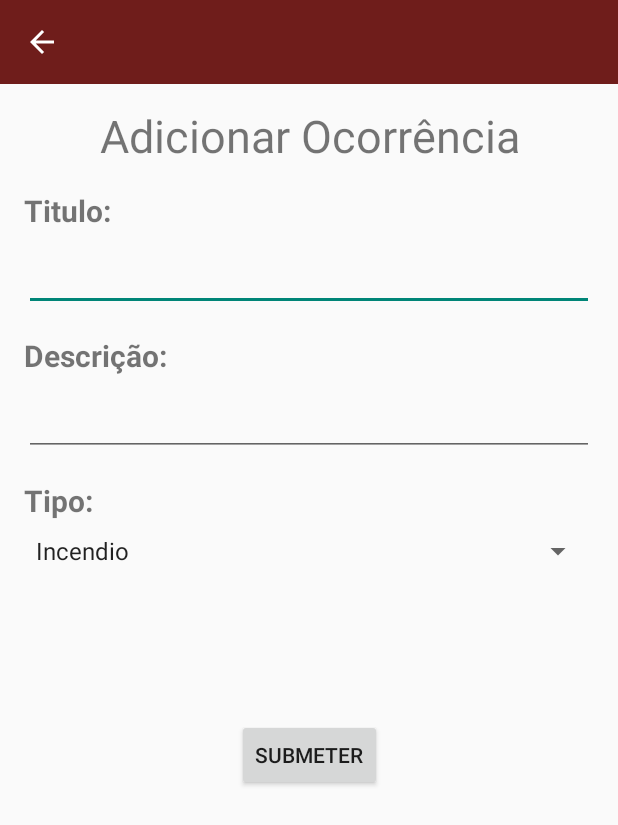
After one commit to TheBinoLaden/Projecto-CM-Fire, an Android app built with Jetpack Compose: the AddOccurrenceActivity screen opened directly, with no data from a screen before it, on a phone screen of 412 x 824 dp. The commit adds this screen. Shown: the top 825 px of the screen. Run offline under Robolectric (Android 15) with nearby library versions, the phone set to English and light mode, and no system bars.

```diff
--- a/FinalProject/app/src/main/AndroidManifest.xml
+++ b/FinalProject/app/src/main/AndroidManifest.xml
@@ -60,7 +60,7 @@
                 android:value="" />
         </activity>
         <activity
-            android:name=".activity.occurrence.OccurrenceActivity"
+            android:name=".activity.occurrence.AddOccurrenceActivity"
             android:exported="false">
             <meta-data
                 android:name="android.app.lib_name"
--- /dev/null
+++ b/FinalProject/app/src/main/java/com/example/finalproject/activity/occurrence/AddOccurrenceActivity.kt
@@ -0,0 +1,76 @@
+package com.example.finalproject.activity.occurrence
+
+import android.content.Intent
+import android.os.Bundle
+import android.util.Log
+import android.view.View
+import android.widget.*
+import androidx.appcompat.app.AppCompatActivity
+import androidx.appcompat.widget.Toolbar
+import com.example.finalproject.R
+import com.example.finalproject.activity.MainActivity
+import com.example.finalproject.utils.OccurrencesUtils
+import com.example.finalproject.weather.Model
+
+class AddOccurrenceActivity : AppCompatActivity(), AdapterView.OnItemSelectedListener {
+
+    lateinit var toolbarInfo: Toolbar
+    lateinit var submitButton: Button
+    lateinit var titleText: EditText
+    lateinit var descriptionText: EditText
+    lateinit var spinner: Spinner
+    lateinit var selectedType: String
+
+    val occurrenceTypes = listOf("Incendio", "Manutencao")
+
+    override fun onCreate(savedInstanceState: Bundle?) {
+        super.onCreate(savedInstanceState)
+        setContentView(R.layout.activity_occurrence)
+
+        titleText = findViewById(R.id.txt_title)
+        descriptionText = findViewById(R.id.txt_information)
+        // Go back button
+        toolbarInfo = findViewById(R.id.myToolBar)
+        toolbarInfo.setNavigationOnClickListener {
+            val intent = Intent(this, MainActivity::class.java)
+            intent.putExtra("username", this.intent.extras?.getString("username") ?: "")
+            startActivity(intent)
+        }
+
+        spinner = findViewById(R.id.spinner)
+        val staticAdapter = ArrayAdapter(this, android.R.layout.simple_spinner_item, occurrenceTypes)
+        staticAdapter.setDropDownViewResource(android.R.layout.simple_spinner_dropdown_item)
+        spinner.adapter = staticAdapter
+        spinner.onItemSelectedListener = this;
+
+        submitButton = findViewById(R.id.btn_submit)
+        submitButton.setOnClickListener {
+            OccurrencesUtils.addNewOccurrence(
+                    Model.Coord(6F, 6F),
+                    titleText.text.toString(),
+                    descriptionText.text.toString(),
+                    selectedType
+            )
+
+            val intent = Intent(this, MainActivity::class.java)
+            intent.putExtra("username", this.intent.extras?.getString("username") ?: "")
+            startActivity(intent)
+        }
+    }
+
+    override fun onBackPressed() {
+        val intent = Intent(this, MainActivity::class.java)
+        intent.putExtra("username", this.intent.extras?.getString("username") ?: "")
+        startActivity(intent)
+    }
+
+    override fun onItemSelected(parent: AdapterView<*>?, v: View?, position: Int, id: Long) {
+        when (position) {
+            0 -> {selectedType = occurrenceTypes[position]}
+            1 -> {selectedType = occurrenceTypes[position]}
+        }
+    }
+
+    override fun onNothingSelected(parent: AdapterView<*>?) {
+    }
+}
--- a/FinalProject/app/src/main/res/layout/activity_occurrence.xml
+++ b/FinalProject/app/src/main/res/layout/activity_occurrence.xml
@@ -1,16 +1,16 @@
 <?xml version="1.0" encoding="utf-8"?>
-<androidx.drawerlayout.widget.DrawerLayout
-    xmlns:android="http://schemas.android.com/apk/res/android"
+<androidx.drawerlayout.widget.DrawerLayout xmlns:android="http://schemas.android.com/apk/res/android"
     xmlns:app="http://schemas.android.com/apk/res-auto"
     xmlns:tools="http://schemas.android.com/tools"
     android:layout_width="match_parent"
     android:layout_height="match_parent"
-    tools:context=".activity.occurrence.OccurrenceActivity">
+    tools:context=".activity.occurrence.AddOccurrenceActivity">
 
     <RelativeLayout
         android:layout_width="match_parent"
         android:layout_height="match_parent">
-        <include layout="@layout/toolbar_button_back"/>
+
+        <include layout="@layout/toolbar_button_back" />
     </RelativeLayout>
 
     <androidx.constraintlayout.widget.ConstraintLayout
@@ -84,11 +84,22 @@
             android:layout_height="wrap_content"
             android:layout_marginStart="16dp"
             android:layout_marginTop="16dp"
-            android:text="Fotografias:"
+            android:text="Tipo:"
             android:textSize="20dp"
             android:textStyle="bold"
             app:layout_constraintStart_toStartOf="parent"
             app:layout_constraintTop_toBottomOf="@+id/txt_information" />
+
+        <Spinner
+            android:id="@+id/spinner"
+            android:layout_width="fill_parent"
+            android:layout_height="wrap_content"
+            android:layout_marginStart="16dp"
+            android:layout_marginTop="8dp"
+            android:layout_marginEnd="16dp"
+            app:layout_constraintTop_toBottomOf="@id/textView5"
+            app:layout_constraintStart_toStartOf="parent"
+            app:layout_constraintEnd_toEndOf="parent" />
 
         <Button
             android:id="@+id/btn_submit"
@@ -100,7 +111,7 @@
             android:text="Submeter"
             app:layout_constraintEnd_toEndOf="parent"
             app:layout_constraintStart_toStartOf="parent"
-            app:layout_constraintTop_toBottomOf="@+id/textView5" />
+            app:layout_constraintTop_toBottomOf="@+id/spinner" />
 
     </androidx.constraintlayout.widget.ConstraintLayout>
 
```
Also changed, not shown: FinalProject/app/src/main/java/com/example/finalproject/activity/MainActivity.kt (+29 -51 lines), FinalProject/app/src/main/java/com/example/finalproject/activity/address/AddressActivity.kt (+1 -24 lines), FinalProject/app/src/main/java/com/example/finalproject/activity/occurrence/ListNewOccurrenceActivity.kt (+26 -40 lines), FinalProject/app/src/main/java/com/example/finalproject/activity/occurrence/OccurrenceActivity.kt (deleted, +0 -49 lines), FinalProject/app/src/main/java/com/example/finalproject/firebase/dao/OccurrencesDao.kt (+16 -56 lines), FinalProject/app/src/main/java/com/example/finalproject/utils/OccurrencesUtils.kt (+12 -18 lines).
